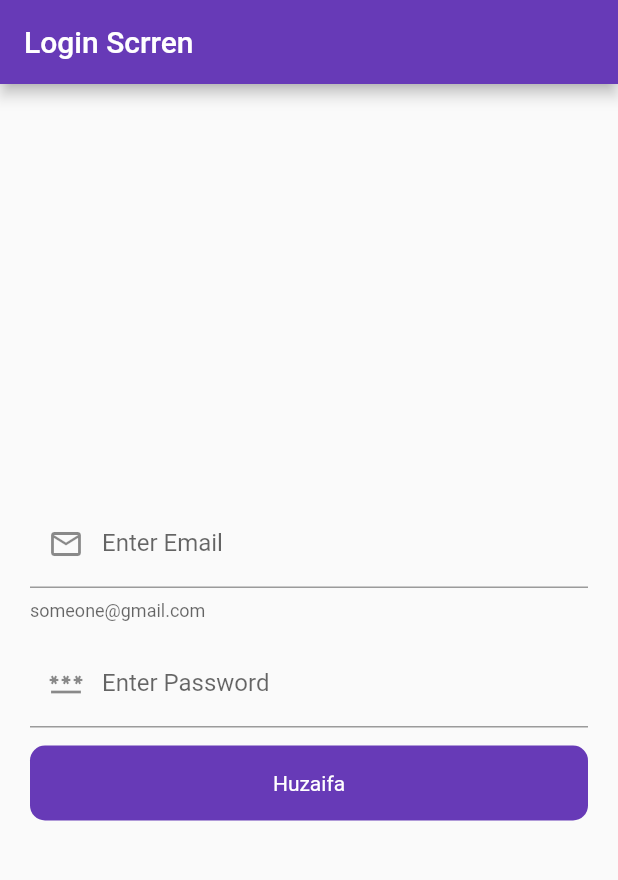
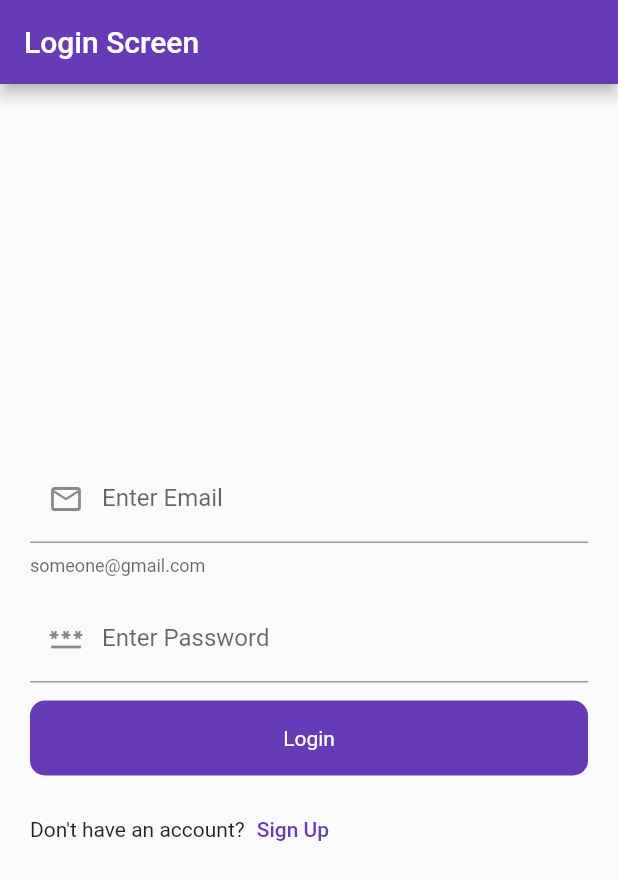
Before and after one commit to huzaifak08/Firebase-Learn-by-Asif-Taj, a Flutter app: the screen it shows after launch, on a phone screen of 412 x 824 dp. Shown: the top 880 px of the screen. Run offline on Flutter 3.47's test engine with Material 2 defaults, Android fonts, the phone set to English and light mode, and no system bars; our stand-ins replace firebase_core; accounts and stored records are empty.

Commit message:
Spash Screen Login and Sign Up UI Created

```diff
--- a/lib/UI/auth/login_screen.dart
+++ b/lib/UI/auth/login_screen.dart
@@ -1,5 +1,7 @@
+import 'package:firebase_flutter/UI/auth/signup_screen.dart';
 import 'package:firebase_flutter/widgets/round_button.dart';
 import 'package:flutter/material.dart';
+import 'package:flutter/services.dart';
 
 class LoginScrren extends StatefulWidget {
   const LoginScrren({super.key});
@@ -32,9 +34,14 @@ class _LoginScrrenState extends State<LoginScrren> {
 
   @override
   Widget build(BuildContext context) {
-    return Scaffold(
+    return WillPopScope(
+      onWillPop: () async {
+        SystemNavigator.pop();
+        return true;
+      },
+      child: Scaffold(
         appBar: AppBar(
-        title: Text('Login Scrren'),
+          title: Text('Login Screen'),
         ),
         body: Padding(
           padding: const EdgeInsets.symmetric(horizontal: 20.0),
@@ -80,12 +87,29 @@ class _LoginScrrenState extends State<LoginScrren> {
                 ),
               ),
               RoundButton(
-              title: 'Huzaifa',
+                title: 'Login',
                 onTap: () {
                   if (_formKey.currentState!.validate()) {}
                 },
               ),
+              SizedBox(height: 12),
+              Row(
+                children: [
+                  Text("Don't have an account?"),
+                  TextButton(
+                    onPressed: () {
+                      Navigator.push(
+                          context,
+                          MaterialPageRoute(
+                            builder: (context) => SignupScreen(),
+                          ));
+                    },
+                    child: Text('Sign Up'),
+                  ),
                 ],
+              )
+            ],
+          ),
         ),
       ),
     );
```
Also changed, not shown: lib/UI/auth/signup_screen.dart (added, +106 -0 lines). Lines whose indentation alone changed are shown as unchanged.
